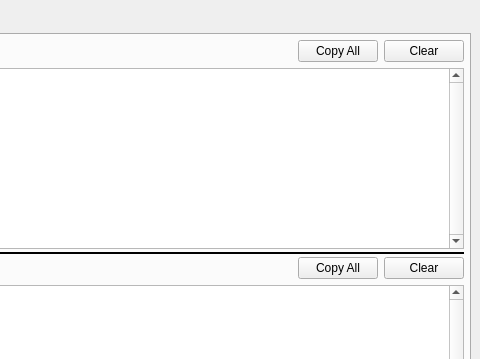
wh201906/SerialTest, file mainwindow.ui: the form before one commit; both pictures show x 320 to 800 and y 0 to 359 of the 800 by 600 pixel window.
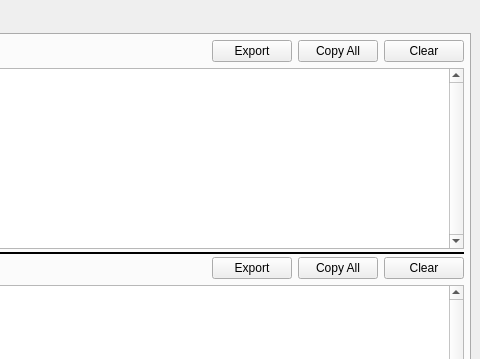
The form after the commit.

Commit message: Export, faster, better scrollbar

```diff
--- a/mainwindow.ui
+++ b/mainwindow.ui
@@ -354,6 +354,13 @@
                 </property>
                </spacer>
               </item>
+              <item>
+               <widget class="QPushButton" name="receivedExportButton">
+                <property name="text">
+                 <string>Export</string>
+                </property>
+               </widget>
+              </item>
               <item>
                <widget class="QPushButton" name="receivedCopyButton">
                 <property name="text">
@@ -431,6 +438,13 @@
                 </property>
                </spacer>
               </item>
+              <item>
+               <widget class="QPushButton" name="sendedExportButton">
+                <property name="text">
+                 <string>Export</string>
+                </property>
+               </widget>
+              </item>
               <item>
                <widget class="QPushButton" name="sendedCopyButton">
                 <property name="text">
```
The commit also changes 2 other files.
